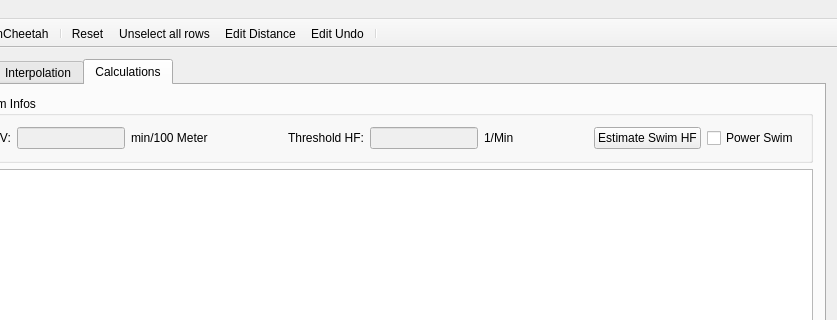
Before: the Qt Designer form mainwindow.ui in Tria-Andy/WorkoutEditor, drawn with Qt 5; both pictures show x 397 to 1234 and y 0 to 320 of the 1234 by 766 pixel window.
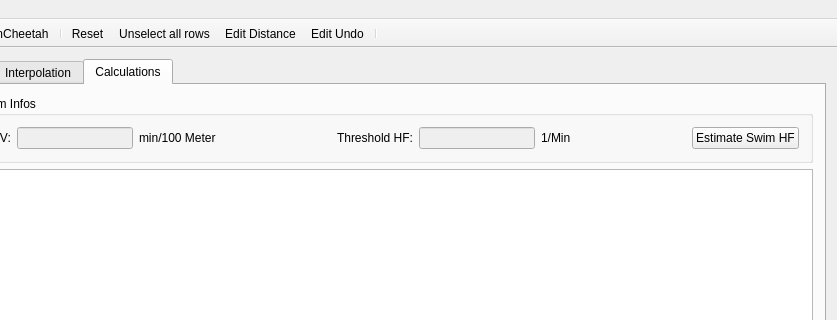
After: the same form once the commit is applied. The open tabs and pages were chosen to show the change. Icons and pictures are not drawn.

Commit message: Add / Update / Delete Laps in Editor #4

Patch:
```diff
--- a/mainwindow.ui
+++ b/mainwindow.ui
@@ -1145,13 +1145,6 @@
                  </property>
                 </widget>
                </item>
-               <item>
-                <widget class="QCheckBox" name="checkBox_powerswim">
-                 <property name="text">
-                  <string>Power Swim</string>
-                 </property>
-                </widget>
-               </item>
               </layout>
              </widget>
             </item>
```
The commit also changes 2 other files.
